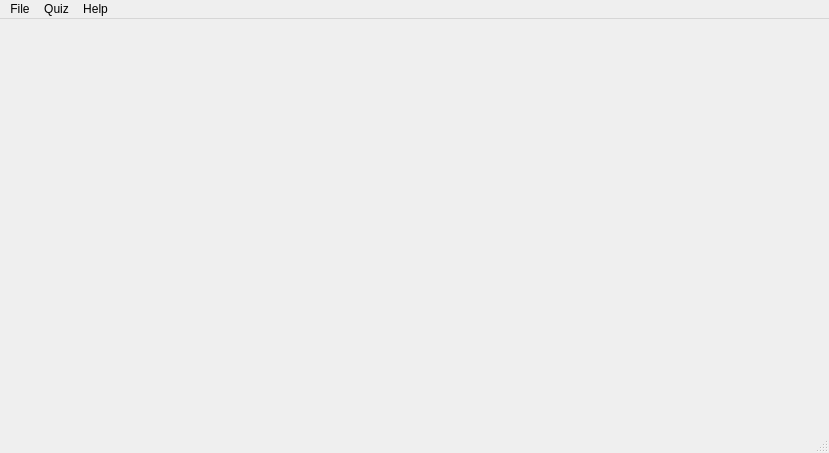
The window that src/ui/mainwindow.ui (LeftySolara/QuizMe) describes before a commit, drawn with Qt 5.
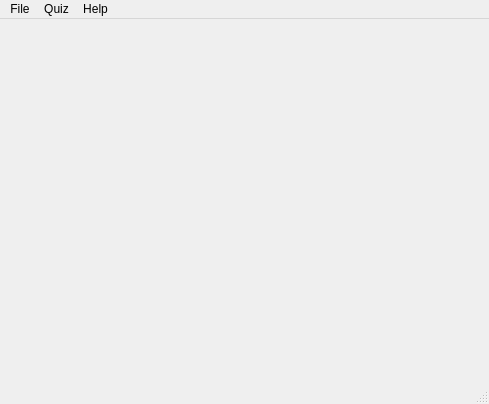
The same window after the commit.

Commit message: adjust sizes of objects in main window

Diff of the .ui file:
```diff
--- a/src/ui/mainwindow.ui
+++ b/src/ui/mainwindow.ui
@@ -6,8 +6,8 @@
    <rect>
     <x>0</x>
     <y>0</y>
-    <width>829</width>
-    <height>453</height>
+    <width>489</width>
+    <height>404</height>
    </rect>
   </property>
   <property name="windowTitle">
@@ -19,7 +19,7 @@
     <rect>
      <x>0</x>
      <y>0</y>
-     <width>829</width>
+     <width>489</width>
      <height>19</height>
     </rect>
    </property>
```
The commit also changes 1 other file.
